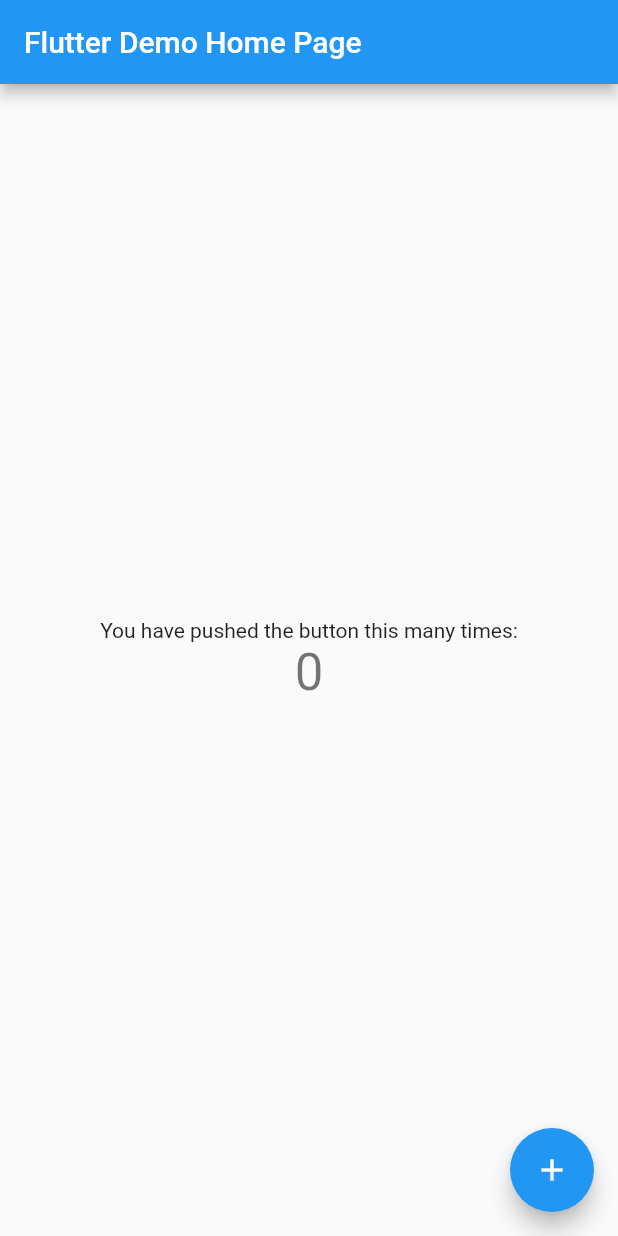
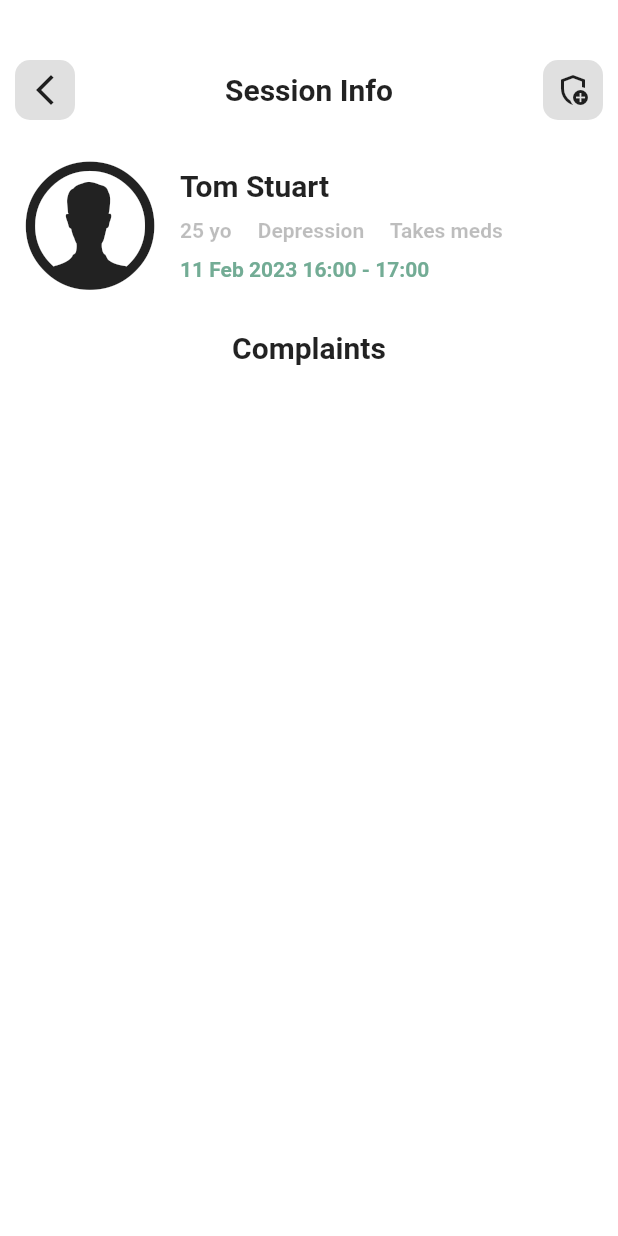
Before and after one commit to SAMIULLAH-KALHORO-DEV/mental_health_app_ui, a Flutter app: the screen it shows after launch, on a phone screen of 412 x 824 dp. Run offline on Flutter 3.47's test engine with Material 2 defaults, Android fonts, the phone set to English and light mode, and no system bars.

Commit message:
some chagnes accurs

```diff
--- a/analysis_options.yaml
+++ b/analysis_options.yaml
@@ -7,7 +7,7 @@
 
 # The following line activates a set of recommended lints for Flutter apps,
 # packages, and plugins designed to encourage good coding practices.
-include: package:flutter_lints/flutter.yaml
+# include: package:flutter_lints/flutter.yaml
 
 linter:
   # The lint rules applied to this project can be customized in the
--- a/lib/main.dart
+++ b/lib/main.dart
@@ -1,115 +1,19 @@
 import 'package:flutter/material.dart';
+import 'package:mental_health_app_ui/home.dart';
+import 'package:mental_health_app_ui/screen1.dart';
 
-void main() {
+void main(List<String> args) {
   runApp(const MyApp());
 }
 
 class MyApp extends StatelessWidget {
   const MyApp({super.key});
 
-  // This widget is the root of your application.
   @override
   Widget build(BuildContext context) {
-    return MaterialApp(
-      title: 'Flutter Demo',
-      theme: ThemeData(
-        // This is the theme of your application.
-        //
-        // Try running your application with "flutter run". You'll see the
-        // application has a blue toolbar. Then, without quitting the app, try
-        // changing the primarySwatch below to Colors.green and then invoke
-        // "hot reload" (press "r" in the console where you ran "flutter run",
-        // or simply save your changes to "hot reload" in a Flutter IDE).
-        // Notice that the counter didn't reset back to zero; the application
-        // is not restarted.
-        primarySwatch: Colors.blue,
-      ),
-      home: const MyHomePage(title: 'Flutter Demo Home Page'),
+    return const MaterialApp(
+      debugShowCheckedModeBanner: false,
+          home: Screen1(),
     );
   }
 }
-
-class MyHomePage extends StatefulWidget {
-  const MyHomePage({super.key, required this.title});
-
-  // This widget is the home page of your application. It is stateful, meaning
-  // that it has a State object (defined below) that contains fields that affect
-  // how it looks.
-
-  // This class is the configuration for the state. It holds the values (in this
-  // case the title) provided by the parent (in this case the App widget) and
-  // used by the build method of the State. Fields in a Widget subclass are
-  // always marked "final".
-
-  final String title;
-
-  @override
-  State<MyHomePage> createState() => _MyHomePageState();
-}
-
-class _MyHomePageState extends State<MyHomePage> {
-  int _counter = 0;
-
-  void _incrementCounter() {
-    setState(() {
-      // This call to setState tells the Flutter framework that something has
-      // changed in this State, which causes it to rerun the build method below
-      // so that the display can reflect the updated values. If we changed
-      // _counter without calling setState(), then the build method would not be
-      // called again, and so nothing would appear to happen.
-      _counter++;
-    });
-  }
-
-  @override
-  Widget build(BuildContext context) {
-    // This method is rerun every time setState is called, for instance as done
-    // by the _incrementCounter method above.
-    //
-    // The Flutter framework has been optimized to make rerunning build methods
-    // fast, so that you can just rebuild anything that needs updating rather
-    // than having to individually change instances of widgets.
-    return Scaffold(
-      appBar: AppBar(
-        // Here we take the value from the MyHomePage object that was created by
-        // the App.build method, and use it to set our appbar title.
-        title: Text(widget.title),
-      ),
-      body: Center(
-        // Center is a layout widget. It takes a single child and positions it
-        // in the middle of the parent.
-        child: Column(
-          // Column is also a layout widget. It takes a list of children and
-          // arranges them vertically. By default, it sizes itself to fit its
-          // children horizontally, and tries to be as tall as its parent.
-          //
-          // Invoke "debug painting" (press "p" in the console, choose the
-          // "Toggle Debug Paint" action from the Flutter Inspector in Android
-          // Studio, or the "Toggle Debug Paint" command in Visual Studio Code)
-          // to see the wireframe for each widget.
-          //
-          // Column has various properties to control how it sizes itself and
-          // how it positions its children. Here we use mainAxisAlignment to
-          // center the children vertically; the main axis here is the vertical
-          // axis because Columns are vertical (the cross axis would be
-          // horizontal).
-          mainAxisAlignment: MainAxisAlignment.center,
-          children: <Widget>[
-            const Text(
-              'You have pushed the button this many times:',
-            ),
-            Text(
-              '$_counter',
-              style: Theme.of(context).textTheme.headlineMedium,
-            ),
-          ],
-        ),
-      ),
-      floatingActionButton: FloatingActionButton(
-        onPressed: _incrementCounter,
-        tooltip: 'Increment',
-        child: const Icon(Icons.add),
-      ), // This trailing comma makes auto-formatting nicer for build methods.
-    );
-  }
-}
--- /dev/null
+++ b/lib/screen1.dart
@@ -0,0 +1,80 @@
+import 'package:flutter/cupertino.dart';
+import 'package:flutter/material.dart';
+
+class Screen1 extends StatelessWidget {
+  const Screen1({super.key});
+
+  @override
+  Widget build(BuildContext context) {
+    return Scaffold(
+      backgroundColor: Colors.white,
+      body: Padding(
+        padding: const EdgeInsets.only(left: 10, top: 40, right: 10),
+        child: Column(mainAxisAlignment: MainAxisAlignment.start, children: [
+          Row(mainAxisAlignment: MainAxisAlignment.spaceBetween, children: [
+            Container(
+                decoration: BoxDecoration(
+                  color: Colors.black12,
+                  borderRadius: BorderRadius.circular(10),
+                ),
+                height: 40,
+                width: 40,
+                child: Center(child: Icon(Icons.arrow_back_ios_new))),
+            Text(
+              "Session Info",
+              style: TextStyle(fontSize: 20, fontWeight: FontWeight.bold),
+            ),
+            Container(
+                decoration: BoxDecoration(
+                  color: Colors.black12,
+                  borderRadius: BorderRadius.circular(10),
+                ),
+                height: 40,
+                width: 40,
+                child: Center(child: Icon(Icons.add_moderator_outlined))),
+          ]),
+          SizedBox(height: 20),
+          Row(children: [
+            ClipRRect(
+              borderRadius: BorderRadius.circular(30),
+              child: Icon(
+                CupertinoIcons.person_alt_circle,
+                size: 100,
+              ),
+            ),
+            SizedBox(width: 10),
+            Column(crossAxisAlignment: CrossAxisAlignment.start, children: [
+              Text(
+                "Tom Stuart",
+                style: TextStyle(
+                  fontWeight: FontWeight.bold,
+                  fontSize: 20,
+                ),
+              ),
+              SizedBox(height: 10),
+              Text(
+                "25 yo  \t\t Depression \t\t  Takes meds ",
+                style: TextStyle(
+                    fontWeight: FontWeight.bold, color: Colors.black26),
+              ),
+              SizedBox(height: 10),
+              Text(
+                "11 Feb 2023 16:00 - 17:00",
+                style: TextStyle(
+                    fontWeight: FontWeight.bold, color: Color(0xFF73AC95)),
+              )
+            ])
+          ]),
+          SizedBox(height: 20),
+          Text(
+            "Complaints",
+            style: TextStyle(
+              fontWeight: FontWeight.bold,
+              fontSize: 20,
+            ),
+          ),
+        ]),
+      ),
+    );
+  }
+}
--- a/pubspec.yaml
+++ b/pubspec.yaml
@@ -59,7 +59,8 @@ flutter:
   uses-material-design: true
 
   # To add assets to your application, add an assets section, like this:
-  # assets:
+  assets:
+      - assets/
   #   - images/a_dot_burr.jpeg
   #   - images/a_dot_ham.jpeg
 
```
Also changed, not shown: lib/home.dart (added, +58 -0 lines), assets/design.png (added), assets/logo.png (added).
